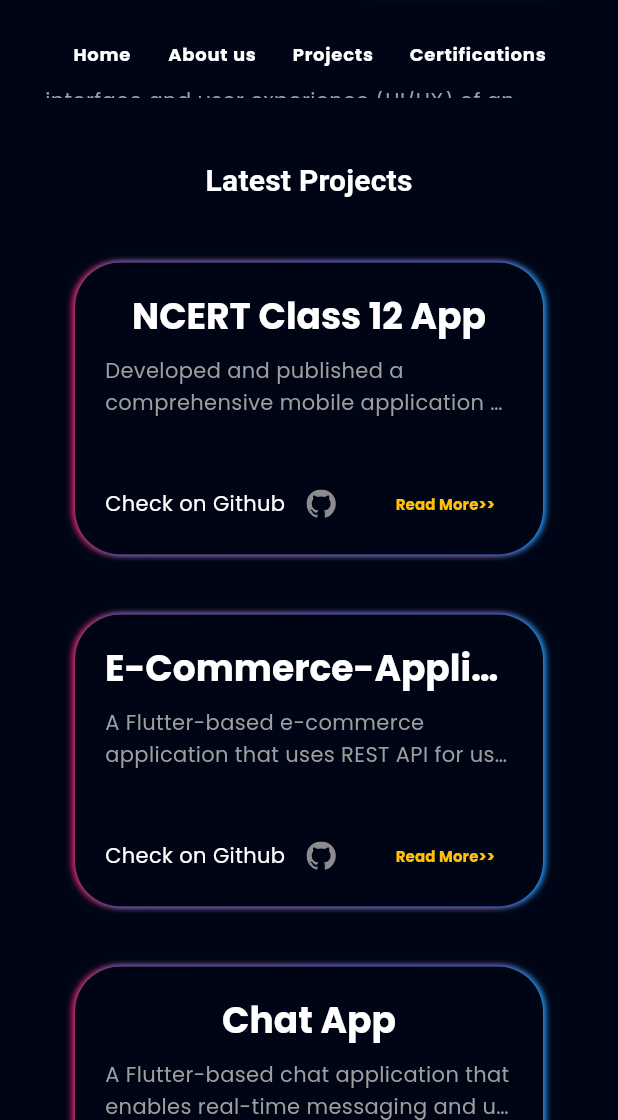
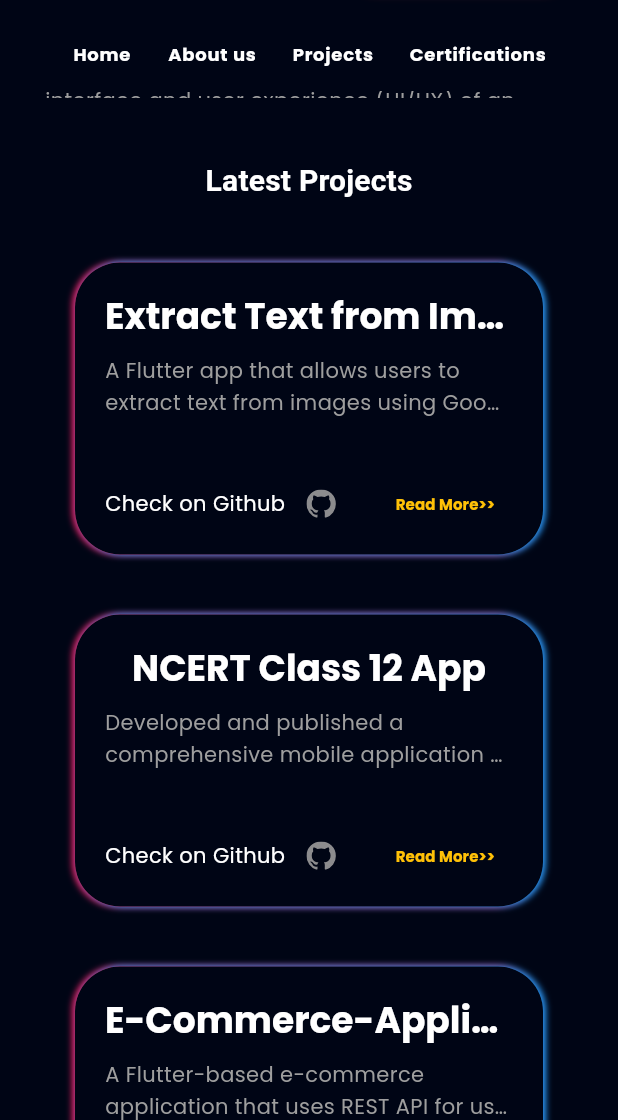
Before and after one commit to rohitprajapati-bit/portfolio, a Flutter app: the screen it shows after launch, scrolled down 1152 dp, on a phone screen of 412 x 824 dp, the part 116-1236 px from its top. Run offline on Flutter 3.47's test engine with Material 3 defaults, Android fonts, the phone set to English and light mode, and no system bars; our stand-ins replace flutter_svg, font_awesome_flutter, get, google_fonts, photo_view.

Commit message:
initial commit

```diff
--- a/lib/main.dart
+++ b/lib/main.dart
@@ -24,7 +24,7 @@ class MyApp extends StatelessWidget {
         ),
       ),
 
-      home: SplashView()
+      home:const SplashView()
     );
   }
 }
--- a/lib/model/project_model.dart
+++ b/lib/model/project_model.dart
@@ -7,18 +7,27 @@ class Project {
 }
 
 List<Project> projectList = [
-   Project(
+  //Extract Text from Image
+  Project(
+    'Extract Text from Image',
+    'A Flutter app that allows users to extract text from images using Google ML Kit, upload the image to Firebase Storage, and save records in Firestore Cloud. The app also includes a payment page for adding additional details.',
+     // 'assets/images/coffee.png',
+    '',
+  ),
+
+  Project(
     'NCERT Class 12 App',
     'Developed and published a comprehensive mobile application on the Play Store featuring all NCERT Class 12 books.Integrated features such as PDF download, share options, dark mode/light mode support, and an add-to-favorites functionality.',
     // 'assets/images/coffee.png',
     'https://play.google.com/store/apps/details?id=com.avtechky.ncert_12_class',
   ),
-   Project(
+  Project(
     'E-Commerce-Application',
     'A Flutter-based e-commerce application that uses REST API for user authentication, displaying products, product details, and adding items to the cart. The app is designed for selling tech products like laptops and phones, providing a smooth and responsive user experience.',
     // 'assets/images/coffee.png',
     'https://github.com/rohitprajapati-bit/ShopHub-E-Commerce-Application-',
-  ), Project(
+  ),
+  Project(
     'Chat App',
     'A Flutter-based chat application that enables real-time messaging and user authentication using Firebase. This app allows users to chat securely, authenticate using email and password, and store messages in Firebase Firestore.',
     // 'assets/images/coffee.png',
@@ -72,5 +81,4 @@ List<Project> projectList = [
       'A robust platform for managing travel and tourism services, featuring booking, payment processing, and reporting tools. Ideal for travel agencies seeking efficient solutions..',
       // 'assets/images/chat.png',
       'https://github.com/rohitprajapati-bit/Travel-Tourism-Management-System'),
-
 ];
--- a/lib/view/intro/about_page.dart
+++ b/lib/view/intro/about_page.dart
@@ -30,7 +30,7 @@ class AboutPage extends StatelessWidget {
                     ? size.width * 0.12
                     : 30,
                 vertical: 20),
-            child: Responsive(
+            child: const Responsive(
                 desktop: Summery(),
                 extraLargeScreen: Summery(),
                 largeMobile: Summery(),
@@ -64,14 +64,14 @@ class Summery extends StatelessWidget {
               overflow: TextOverflow.ellipsis,
             ),
           ),
-          SizedBox(
+          const SizedBox(
             height: 15,
           ),
-          Text(
+          const Text(
             'An enthusiastic Flutter developer with 1 year of experience in crafting high-quality mobile applications for Android and iOS platforms. Proficient in Dart, with a deep understanding of Java, HTML, CSS, and JavaScript, contributing to a versatile skill set. Known for a keen desire to learn and quickly adapt to new technologies, continuously seeking opportunities to enhance technical expertise and deliver innovative solutions.',
             style: TextStyle(color: Colors.grey, height: 1.5),
           ),
-          SizedBox(
+          const SizedBox(
             height: 40,
           ),
           Align(
@@ -86,14 +86,14 @@ class Summery extends StatelessWidget {
               overflow: TextOverflow.ellipsis,
             ),
           ),
-          SizedBox(
+          const SizedBox(
             height: 15,
           ),
-          Text(
+          const Text(
             'Bacholer Of Science - (Information Technology), 2024\nMumbai University, Maharashtra',
             style: TextStyle(color: Colors.grey, height: 1.5),
           ),
-          SizedBox(
+          const SizedBox(
             height: 40,
           ),
           Align(
@@ -108,25 +108,25 @@ class Summery extends StatelessWidget {
               overflow: TextOverflow.ellipsis,
             ),
           ),
-          SizedBox(
+          const SizedBox(
             height: 15,
           ),
-          Text(
+          const Text(
             'Flutter Developer',
             style: TextStyle(color: Colors.white, height: 1.5, fontSize: 18),
           ),
-          Text(
+          const Text(
             'Infocare Web technology (Jan 2024 - June 2024)',
             style: TextStyle(color: Colors.grey, height: 1.5, fontSize: 12),
           ),
-          SizedBox(
+          const SizedBox(
             height: 8,
           ),
-          Text(
+          const Text(
             'Actively engaged in enhancing the user interface and user experience (UI/UX) of an application. My efforts are concentrated on identifying areas for improvement and implementing modifications to create a more intuitive and user- friendly design. This involves analyzing existing design elements, gathering feedback, and applying best practices to ensure the application meets modern UI/UX standards. Through this process, I am developing my skills in design thinking, attention to detail, and user-centered design, whilecontributing to the overall quality of the application.',
             style: TextStyle(color: Colors.grey, height: 1.5, fontSize: 14),
           ),
-          SizedBox(
+          const SizedBox(
             height: 50,
           ),
           Align(
@@ -141,11 +141,11 @@ class Summery extends StatelessWidget {
               overflow: TextOverflow.ellipsis,
             ),
           ),
-          SizedBox(
+          const SizedBox(
             height: 20,
           ),
-          MySKills(),
-          Knowledges(),
+          const MySKills(),
+          const Knowledges(),
         ],
       ),
     );
--- a/lib/view/intro/components/animated_texts_componenets.dart
+++ b/lib/view/intro/components/animated_texts_componenets.dart
@@ -1,7 +1,5 @@
 import 'package:flutter/material.dart';
 
-import '../../../res/constants.dart';
-import '../../../view model/responsive.dart';
 import 'dart:math' as math;
 
 class AnimatedImageContainer extends StatefulWidget {
--- a/lib/view/intro/components/download_button.dart
+++ b/lib/view/intro/components/download_button.dart
@@ -1,5 +1,4 @@
 import 'package:flutter/material.dart';
-import 'package:flutter_portfolio/view/intro/components/social_media_coloumn.dart';
 import 'package:font_awesome_flutter/font_awesome_flutter.dart';
 import 'package:url_launcher/url_launcher.dart';
 
--- a/lib/view/intro/components/intro_body.dart
+++ b/lib/view/intro/components/intro_body.dart
@@ -63,7 +63,7 @@ class IntroBody extends StatelessWidget {
                 height: defaultPadding * 2,
               ),
               const DownloadButton(),
-              SocialMediaIconColumn()
+              const SocialMediaIconColumn()
             ],
           ),
         ),
--- a/lib/view/intro/introduction.dart
+++ b/lib/view/intro/introduction.dart
@@ -2,7 +2,6 @@ import 'package:flutter/material.dart';
 import 'package:flutter_portfolio/view%20model/responsive.dart';
 import 'package:flutter_portfolio/view/intro/components/intro_body.dart';
 import 'package:flutter_portfolio/view/intro/components/side_menu_button.dart';
-import 'package:flutter_portfolio/view/intro/components/social_media_list.dart';
 
 class Introduction extends StatelessWidget {
   const Introduction({super.key});
@@ -21,7 +20,6 @@ class Introduction extends StatelessWidget {
           SizedBox(
             width: MediaQuery.sizeOf(context).width * 0.02,
           ),
-          // if (!Responsive.isLargeMobile(context)) const SocialMediaIconList(),
           SizedBox(
             width: MediaQuery.sizeOf(context).width * 0.07,
           ),
--- a/lib/view/main/components/drawer/knowledge.dart
+++ b/lib/view/main/components/drawer/knowledge.dart
@@ -12,7 +12,7 @@ class KnowledgeText extends StatelessWidget {
       child: Row(
         children: [
           SvgPicture.asset('assets/icons/check.svg'),
-          SizedBox(width: defaultPadding/2,),
+        const  SizedBox(width: defaultPadding/2,),
           Text(knowledge),
         ],
       ),
--- a/lib/view/main/components/drawer/personal_info.dart
+++ b/lib/view/main/components/drawer/personal_info.dart
@@ -12,7 +12,7 @@ class PersonalInfo extends StatefulWidget {
 }
 
 class _PersonalInfoState extends State<PersonalInfo> {
- void _sendEmail() async {
+  void _sendEmail() async {
     final Uri emailLaunchUri =
         Uri(scheme: 'mailto', path: ' rohitprajapati09190@gmail.com');
     launchUrl(emailLaunchUri);
@@ -40,7 +40,7 @@ class _PersonalInfoState extends State<PersonalInfo> {
           text: '+91 9321462658',
         ),
         InkWell(
-          onTap:  _sendEmail,
+          onTap: _sendEmail,
           child: const AreaInfoText(
               icons: Icon(
                 Icons.email_rounded,
--- a/lib/view/main/components/navigation_bar.dart
+++ b/lib/view/main/components/navigation_bar.dart
@@ -17,7 +17,6 @@ class TopNavigationBar extends StatelessWidget {
             padding: const EdgeInsets.all(defaultPadding),
             child:!Responsive.isLargeMobile(context)? Image.asset('assets/images/triange_icon.png') : MenuButton(onTap: () => Scaffold.of(context).openDrawer(),),
           ),
-          // if(Responsive.isLargeMobile(context)) MenuButton(),
           const Spacer(flex: 2,),
           if(!Responsive.isLargeMobile(context))  const NavigationButtonList(),
           const Spacer(flex: 2,),
--- a/lib/view/main/components/navigation_button_list.dart
+++ b/lib/view/main/components/navigation_button_list.dart
@@ -1,6 +1,5 @@
 import 'package:flutter/material.dart';
 import 'package:flutter_portfolio/view%20model/controller.dart';
-import 'package:flutter_portfolio/view%20model/responsive.dart';
 
 import 'navigation_button.dart';
 
@@ -23,7 +22,6 @@ class NavigationButtonList extends StatelessWidget {
                         curve: Curves.easeIn);
                   },
                   text: 'Home'),
-              // if (!Responsive.isLargeMobile(context))
               NavigationTextButton(
                   onTap: () {
                     controller.animateToPage(1,
@@ -45,7 +43,6 @@ class NavigationButtonList extends StatelessWidget {
                         curve: Curves.easeIn);
                   },
                   text: 'Certifications'),
-              // NavigationTextButton(onTap: () {}, text: 'Achievements'),
             ],
           ),
         );
--- a/lib/view/projects/components/project_info.dart
+++ b/lib/view/projects/components/project_info.dart
@@ -1,10 +1,8 @@
 import 'package:flutter/material.dart';
 import 'package:flutter_portfolio/view/projects/components/project_deatail.dart';
 import 'package:get/get.dart';
-import '../../../model/project_model.dart';
 import '../../../res/constants.dart';
 import '../../../view model/getx_controllers/projects_controller.dart';
-import 'image_viewer.dart';
 
 class ProjectStack extends StatelessWidget {
   final controller = Get.put(ProjectController());
@@ -17,7 +15,6 @@ class ProjectStack extends StatelessWidget {
         controller.onHover(index, value);
       },
       onTap: () {
-        // ImageViewer(context,projectList[index].image);
       },
       borderRadius: BorderRadius.circular(30),
       child: AnimatedContainer(
--- a/lib/view/projects/components/projects_grid.dart
+++ b/lib/view/projects/components/projects_grid.dart
@@ -16,7 +16,6 @@ class ProjectGrid extends StatelessWidget {
   @override
   Widget build(BuildContext context) {
     return Obx(() {
-      // Ensure that controller.hovers has the same length as projectList
       if (controller.hovers.length != projectList.length) {
         controller.hovers.assignAll(List.filled(projectList.length, false));
       }
@@ -27,7 +26,6 @@ class ProjectGrid extends StatelessWidget {
         gridDelegate: SliverGridDelegateWithFixedCrossAxisCount(
             crossAxisCount: crossAxisCount, childAspectRatio: ratio),
         itemBuilder: (context, index) {
-          // Ensure that the index is within bounds
           if (index < controller.hovers.length) {
             return AnimatedContainer(
                 duration: const Duration(milliseconds: 200),
@@ -53,7 +51,6 @@ class ProjectGrid extends StatelessWidget {
                     ]),
                 child: ProjectStack(index: index));
           } else {
-            // If index is out of range, return an empty container
             return Container();
           }
         },
```
Also changed, not shown: lib/model/certificate_model.dart (+0 -70 lines), lib/view/intro/components/headline_text.dart (+3 -50 lines), lib/view/intro/components/social_media_coloumn.dart (+6 -6 lines), lib/view/intro/components/social_media_list.dart (+0 -12 lines), lib/view/main/components/drawer/contact_icons.dart (+3 -7 lines), lib/view/main/components/drawer/header_info.dart (+3 -4 lines).
